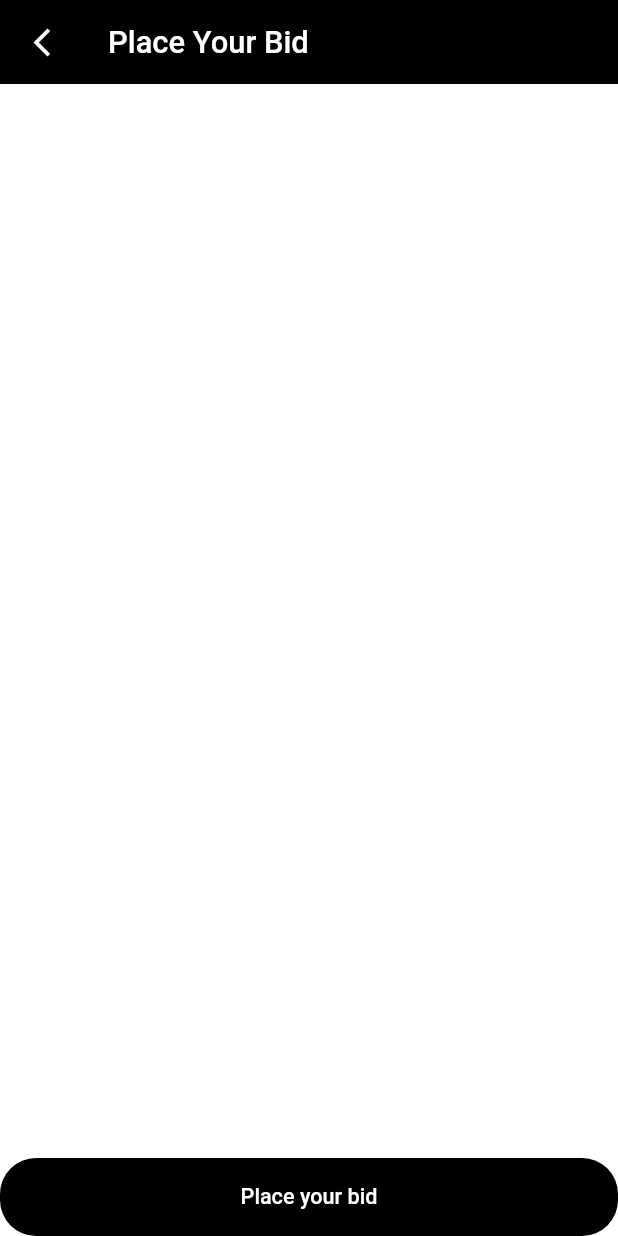
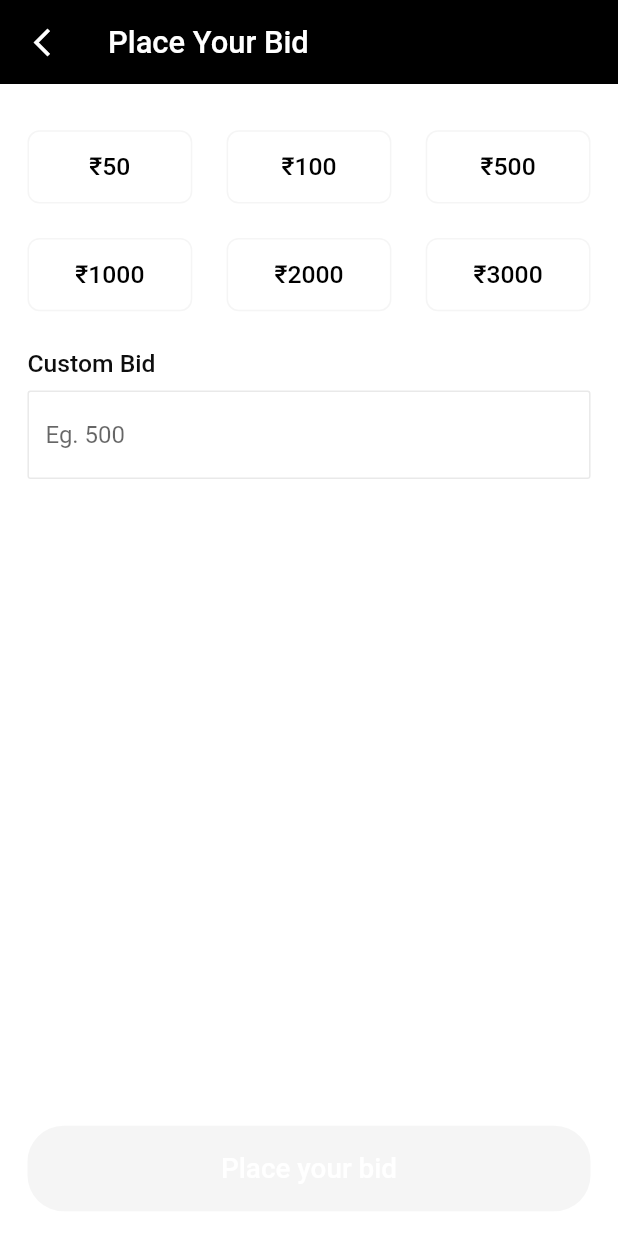
Before and after one commit to adityaAntino/hacktheway2023, a Flutter app: the PlaceABidScreen screen opened directly, on a phone screen of 412 x 824 dp. Run offline on Flutter 3.47's test engine with Material 2 defaults, Android fonts, the phone set to English and light mode, and no system bars; our stand-ins replace awesome_notifications, cached_network_image, dio, firebase_core, firebase_messaging, flutter_bloc and 8 more; accounts and stored records are empty; Roboto replaces fonts that are missing (Mulish); project files that could hold a hidden picture were left out.

Commit message:
completed the UI for place a bid screen

```diff
--- a/lib/features/buy_products/cubit/buy_producuts_state.dart
+++ b/lib/features/buy_products/cubit/buy_producuts_state.dart
@@ -2,6 +2,10 @@ import 'package:hacktheway2023/features/buy_products/modals/get_all_auctions_mod
     as getAllAuctionsModal;
 
 abstract class BuyProductsState {}
+
+class BidSet extends BuyProductsState {}
+
+class BidNotSet extends BuyProductsState {}
 
 class BuyProductsInitial extends BuyProductsState {}
 
--- a/lib/features/buy_products/modals/get_all_auctions_modal.dart
+++ b/lib/features/buy_products/modals/get_all_auctions_modal.dart
@@ -45,7 +45,7 @@ class GetAllAuctionsModal {
 
 class Datum {
   String? id;
-  Auctioneer? auctioneer;
+  String? auctioneer;
   ItemDescription? itemDescription;
   DateTime? createdAt;
   DateTime? updatedAt;
@@ -66,7 +66,7 @@ class Datum {
 
   factory Datum.fromJson(Map<String, dynamic> json) => Datum(
         id: json["_id"],
-        auctioneer: auctioneerValues.map[json["auctioneer"]]!,
+        auctioneer: json["auctioneer"],
         itemDescription: json["itemDescription"] == null
             ? null
             : ItemDescription.fromJson(json["itemDescription"]),
@@ -90,7 +90,6 @@ final auctioneerValues = EnumValues(
     {"65058506d77ff5623b1dec7e": Auctioneer.THE_65058506_D77_FF5623_B1_DEC7_E});
 
 class ItemDescription {
-
   String? itemName;
   String? initialPrice;
   String? itemInfo;
--- a/lib/features/buy_products/repository/buy_products_repo.dart
+++ b/lib/features/buy_products/repository/buy_products_repo.dart
@@ -1,9 +1,6 @@
-import 'dart:convert';
 import 'dart:developer';
 import 'package:dio/dio.dart';
 import 'package:hacktheway2023/config/dio_service.dart';
-import 'package:hacktheway2023/features/authentication/modal/send_otp_response_modal.dart';
-import 'package:hacktheway2023/features/authentication/modal/verify_otp_response_modal.dart';
 import 'package:hacktheway2023/features/buy_products/modals/get_all_auctions_modal.dart';
 import 'package:hacktheway2023/router/api_route.dart';
 
--- a/lib/features/buy_products/screen/category_screen.dart
+++ b/lib/features/buy_products/screen/category_screen.dart
@@ -91,11 +91,11 @@ class _CategoryScreenState extends State<CategoryScreen> {
                           imageUrl: ImagePath.placeHolderDisplayImage,
                           productName:
                               auctionList[index].itemDescription?.itemName ??
-                                  '-',
+                                  'Product XYZ',
                           isBasePrice: true,
                           biddingPrice:
                               '₹${auctionList[index].itemDescription?.initialPrice ?? '-'}',
-                          bidEndTime: '11h: 35m: 47s',
+                          bidEndTime: '',
                           onTap: () {
                             BulandDarwaza.pushNamed(
                               context,
--- a/lib/features/buy_products/screen/place_a_bid_screen.dart
+++ b/lib/features/buy_products/screen/place_a_bid_screen.dart
@@ -1,8 +1,16 @@
 import 'package:flutter/material.dart';
+import 'package:flutter_bloc/flutter_bloc.dart';
+import 'package:flutter_screenutil/flutter_screenutil.dart';
 import 'package:hacktheway2023/common/common_appbar.dart';
 import 'package:hacktheway2023/common/common_dialog.dart';
+import 'package:hacktheway2023/common/common_text_field.dart';
 import 'package:hacktheway2023/common/primary_button.dart';
+import 'package:hacktheway2023/config/size_config.dart';
 import 'package:hacktheway2023/constant/app_colors.dart';
+import 'package:hacktheway2023/constant/app_text_style.dart';
+import 'package:hacktheway2023/features/buy_products/cubit/buy_products_cubit.dart';
+import 'package:hacktheway2023/features/buy_products/cubit/buy_producuts_state.dart';
+import 'package:hacktheway2023/features/buy_products/widgets/bid_grid_list.dart';
 
 class PlaceABidScreen extends StatefulWidget {
   const PlaceABidScreen({super.key});
@@ -12,6 +20,21 @@ class PlaceABidScreen extends StatefulWidget {
 }
 
 class _PlaceABidScreenState extends State<PlaceABidScreen> {
+  TextEditingController bidController = TextEditingController();
+  BuyProductsCubit? buyProductsCubit;
+
+  @override
+  void initState() {
+    super.initState();
+    buyProductsCubit = BlocProvider.of(context);
+  }
+
+  @override
+  void dispose() {
+    super.dispose();
+    buyProductsCubit?.resetInitState();
+  }
+
   @override
   Widget build(BuildContext context) {
     return Scaffold(
@@ -21,12 +44,43 @@ class _PlaceABidScreenState extends State<PlaceABidScreen> {
         parentContext: context,
       ),
       body: SingleChildScrollView(
+        child: Padding(
+          padding: EdgeInsets.symmetric(
+            horizontal: 16 * SizeConfig.widthMultiplier!,
+          ),
           child: Column(
-          crossAxisAlignment: CrossAxisAlignment.center,
-          children: [],
+            crossAxisAlignment: CrossAxisAlignment.start,
+            children: [
+              SizedBox(height: 30 * SizeConfig.heightMultiplier!),
+              SizedBox(
+                height: 126 * SizeConfig.heightMultiplier!,
+                child: const BidGridList(),
+              ),
+              SizedBox(height: 16 * SizeConfig.heightMultiplier!),
+              Text(
+                'Custom Bid',
+                style: AppTextStyle.f16W500Black0E,
+              ),
+              SizedBox(height: 8 * SizeConfig.heightMultiplier!),
+              CommonTextField(
+                textEditingController: bidController,
+                hintText: 'Eg. 500',
+                textInputType: TextInputType.number,
+              ),
+              SizedBox(height: 8 * SizeConfig.heightMultiplier!),
+            ],
           ),
         ),
-      bottomNavigationBar: PrimaryButton(
+      ),
+      bottomNavigationBar: Padding(
+        padding: EdgeInsets.symmetric(
+          horizontal: 16 * SizeConfig.widthMultiplier!,
+          vertical: 16 * SizeConfig.heightMultiplier!,
+        ),
+        child: BlocBuilder<BuyProductsCubit, BuyProductsState>(
+          builder: (context, state) {
+            return PrimaryButton(
+              fontSize: 18 * SizeConfig.textMultiplier!,
               onTap: () {
                 showDialog(
                   context: context,
@@ -39,8 +93,12 @@ class _PlaceABidScreenState extends State<PlaceABidScreen> {
                   },
                 );
               },
-        buttonColor: AppColors.kPureBlack,
+              buttonColor:
+                  (state is BidSet) ? AppColors.kPureBlack : AppColors.greyF5,
               buttonText: 'Place your bid',
+            );
+          },
+        ),
       ),
     );
   }
--- a/lib/features/buy_products/widgets/bid_grid_widget.dart
+++ b/lib/features/buy_products/widgets/bid_grid_widget.dart
@@ -18,8 +18,8 @@ class BidGridWidget extends StatelessWidget {
 
   @override
   Widget build(BuildContext context) {
-    return Expanded(
-      child: GridView.builder(
+    return GridView.builder(
+      shrinkWrap: true,
       itemCount: prices.length,
       gridDelegate: SliverGridDelegateWithFixedCrossAxisCount(
         crossAxisCount: 3,
@@ -35,12 +35,14 @@ class BidGridWidget extends StatelessWidget {
           },
           child: Container(
             decoration: BoxDecoration(
-                color: isCurrentItemSelected ? AppColors.greyF5 : null,
+              color: isCurrentItemSelected
+                  ? AppColors.baseRed.withOpacity(0.1)
+                  : null,
               border: Border.all(
                 width: 1,
                 color: isCurrentItemSelected
-                      ? AppColors.kPureBlack
-                      : AppColors.greyAE,
+                    ? AppColors.baseRed.withOpacity(0.8)
+                    : AppColors.greyF5,
               ),
               borderRadius: BorderRadius.circular(8.0),
             ),
@@ -48,11 +50,13 @@ class BidGridWidget extends StatelessWidget {
               mainAxisAlignment: MainAxisAlignment.center,
               children: [
                 Text(
-                    prices[index].toString(),
+                  '₹${prices[index].toString()}',
                   style: isCurrentItemSelected
-                        ? AppTextStyle.f16W500Black0E
+                      ? AppTextStyle.f16W500Black0E.copyWith(
+                          color: AppColors.baseRed,
+                        )
                       : AppTextStyle.f16W500Grey500.copyWith(
-                            color: AppColors.kPureWhite,
+                          color: AppColors.kPureBlack,
                         ),
                 ),
               ],
@@ -60,7 +64,6 @@ class BidGridWidget extends StatelessWidget {
           ),
         );
       },
-      ),
     );
   }
 }
--- a/lib/router/named_route.dart
+++ b/lib/router/named_route.dart
@@ -92,7 +92,6 @@ mixin GenerateRoute {
           settings: settings,
         );
       case RouteName.placeABidScreen:
-        arguments as Map<String, dynamic>;
         return MaterialPageRoute(
           builder: (context) => const PlaceABidScreen(),
         );
--- a/pubspec.yaml
+++ b/pubspec.yaml
@@ -49,6 +49,7 @@ dependencies:
   flutter_spinkit: ^5.2.0
   fluttertoast: ^8.2.2
   pinput: ^2.2.23
+  intl: ^0.17.0
 
 
 
```
Also changed, not shown: lib/features/buy_products/cubit/buy_products_cubit.dart (+11 -0 lines), lib/features/buy_products/widgets/bid_grid_list.dart (+13 -33 lines), lib/features/my_bids/screen/auction_detail_screen.dart (+4 -11 lines), pubspec.lock. Lines whose indentation alone changed are shown as unchanged.
